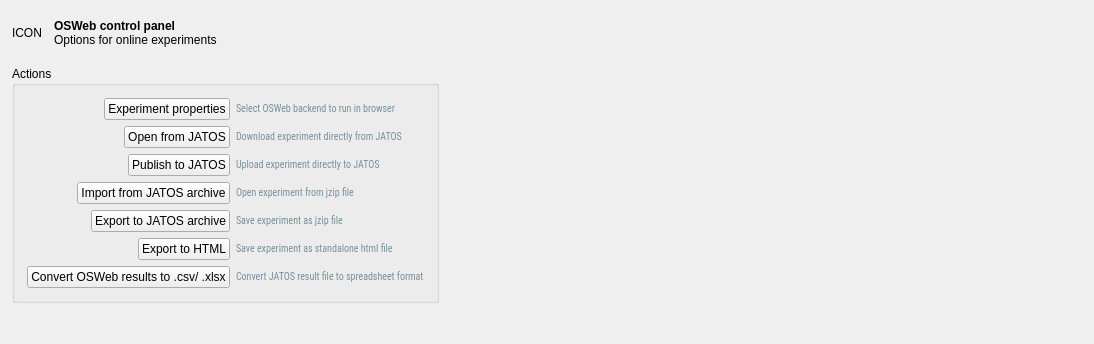
Old version of the form opensesame_extensions/osweb/oswebext/osweb_control_panel.ui in the repository open-cogsci/opensesame-extension-osweb.
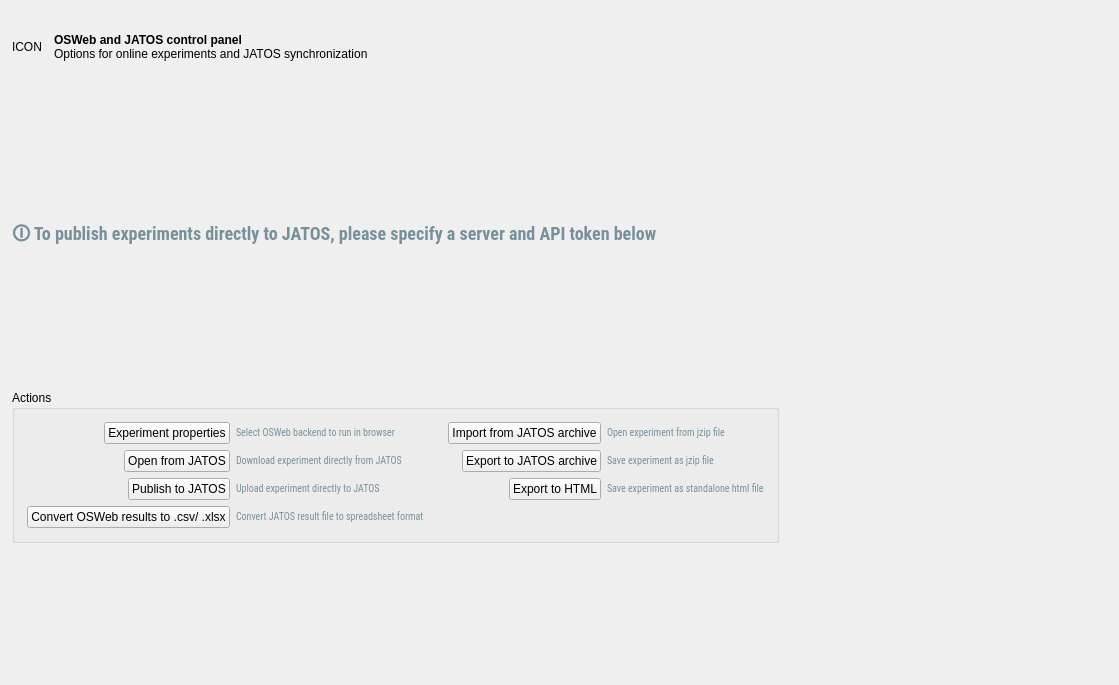
New version of the form.

```diff
--- a/opensesame_extensions/osweb/oswebext/osweb_control_panel.ui
+++ b/opensesame_extensions/osweb/oswebext/osweb_control_panel.ui
@@ -6,8 +6,8 @@
    <rect>
     <x>0</x>
     <y>0</y>
-    <width>1094</width>
-    <height>344</height>
+    <width>1119</width>
+    <height>685</height>
    </rect>
   </property>
   <property name="windowTitle">
@@ -75,8 +75,8 @@
          </sizepolicy>
         </property>
         <property name="text">
-         <string>&lt;b&gt;OSWeb control panel&lt;/b&gt;&lt;br /&gt;
-Options for online experiments</string>
+         <string>&lt;b&gt;OSWeb and JATOS control panel&lt;/b&gt;&lt;br /&gt;
+Options for online experiments and JATOS synchronization</string>
         </property>
         <property name="wordWrap">
          <bool>true</bool>
@@ -86,6 +86,21 @@
      </layout>
     </widget>
    </item>
+   <item>
+    <widget class="QLabel" name="label_jatos_unconfigured">
+     <property name="font">
+      <font>
+       <family>Roboto Condensed</family>
+      </font>
+     </property>
+     <property name="text">
+      <string>&lt;h2 style=&quot;color:#78909c&quot;&gt;🛈 To publish experiments directly to JATOS, please specify a server and API token below&lt;/h2&gt;</string>
+     </property>
+     <property name="wordWrap">
+      <bool>true</bool>
+     </property>
+    </widget>
+   </item>
    <item>
     <widget class="QWidget" name="widget_2" native="true">
      <layout class="QFormLayout" name="formLayout">
@@ -106,6 +121,24 @@
         <property name="title">
          <string>Actions</string>
         </property>
+        <layout class="QHBoxLayout" name="horizontalLayout_2">
+         <property name="spacing">
+          <number>0</number>
+         </property>
+         <property name="leftMargin">
+          <number>0</number>
+         </property>
+         <property name="topMargin">
+          <number>0</number>
+         </property>
+         <property name="rightMargin">
+          <number>0</number>
+         </property>
+         <property name="bottomMargin">
+          <number>0</number>
+         </property>
+         <item>
+          <widget class="QWidget" name="widget_3" native="true">
         <layout class="QFormLayout" name="formLayout_2">
          <property name="labelAlignment">
           <set>Qt::AlignRight|Qt::AlignTrailing|Qt::AlignVCenter</set>
@@ -207,25 +240,59 @@
           </widget>
          </item>
          <item row="3" column="0">
+             <widget class="QPushButton" name="button_convert_results">
+              <property name="sizePolicy">
+               <sizepolicy hsizetype="Fixed" vsizetype="Fixed">
+                <horstretch>0</horstretch>
+                <verstretch>0</verstretch>
+               </sizepolicy>
+              </property>
+              <property name="text">
+               <string>Convert OSWeb results to .csv/ .xlsx</string>
+              </property>
+             </widget>
+            </item>
+            <item row="3" column="1">
+             <widget class="QLabel" name="label_6">
+              <property name="font">
+               <font>
+                <family>Roboto Condensed</family>
+               </font>
+              </property>
+              <property name="text">
+               <string>&lt;small  style=&quot;color:#78909c&quot;&gt;Convert JATOS result file to spreadsheet format&lt;/small&gt;</string>
+              </property>
+             </widget>
+            </item>
+           </layout>
+          </widget>
+         </item>
+         <item>
+          <widget class="QWidget" name="widget_4" native="true">
+           <layout class="QFormLayout" name="formLayout_3">
+            <property name="labelAlignment">
+             <set>Qt::AlignRight|Qt::AlignTrailing|Qt::AlignVCenter</set>
+            </property>
+            <property name="leftMargin">
+             <number>12</number>
+            </property>
+            <property name="topMargin">
+             <number>12</number>
+            </property>
+            <property name="rightMargin">
+             <number>12</number>
+            </property>
+            <property name="bottomMargin">
+             <number>12</number>
+            </property>
+            <item row="0" column="0">
           <widget class="QPushButton" name="button_import_jzip">
            <property name="text">
             <string>Import from JATOS archive</string>
            </property>
           </widget>
          </item>
-         <item row="3" column="1">
-          <widget class="QLabel" name="label_7">
-           <property name="font">
-            <font>
-             <family>Roboto Condensed</family>
-            </font>
-           </property>
-           <property name="text">
-            <string>&lt;small  style=&quot;color:#78909c&quot;&gt;Open experiment from jzip file&lt;/small&gt;</string>
-           </property>
-          </widget>
-         </item>
-         <item row="4" column="0">
+            <item row="1" column="0">
           <widget class="QPushButton" name="button_export_jzip">
            <property name="sizePolicy">
             <sizepolicy hsizetype="Fixed" vsizetype="Fixed">
@@ -238,19 +305,7 @@
            </property>
           </widget>
          </item>
-         <item row="4" column="1">
-          <widget class="QLabel" name="label_3">
-           <property name="font">
-            <font>
-             <family>Roboto Condensed</family>
-            </font>
-           </property>
-           <property name="text">
-            <string>&lt;small  style=&quot;color:#78909c&quot;&gt;Save experiment as jzip file&lt;/small&gt;</string>
-           </property>
-          </widget>
-         </item>
-         <item row="5" column="0">
+            <item row="2" column="0">
           <widget class="QPushButton" name="button_export_html">
            <property name="sizePolicy">
             <sizepolicy hsizetype="Fixed" vsizetype="Fixed">
@@ -263,7 +318,31 @@
            </property>
           </widget>
          </item>
-         <item row="5" column="1">
+            <item row="0" column="1">
+             <widget class="QLabel" name="label_7">
+              <property name="font">
+               <font>
+                <family>Roboto Condensed</family>
+               </font>
+              </property>
+              <property name="text">
+               <string>&lt;small  style=&quot;color:#78909c&quot;&gt;Open experiment from jzip file&lt;/small&gt;</string>
+              </property>
+             </widget>
+            </item>
+            <item row="1" column="1">
+             <widget class="QLabel" name="label_3">
+              <property name="font">
+               <font>
+                <family>Roboto Condensed</family>
+               </font>
+              </property>
+              <property name="text">
+               <string>&lt;small  style=&quot;color:#78909c&quot;&gt;Save experiment as jzip file&lt;/small&gt;</string>
+              </property>
+             </widget>
+            </item>
+            <item row="2" column="1">
           <widget class="QLabel" name="label_2">
            <property name="font">
             <font>
@@ -275,29 +354,7 @@
            </property>
           </widget>
          </item>
-         <item row="6" column="0">
-          <widget class="QPushButton" name="button_convert_results">
-           <property name="sizePolicy">
-            <sizepolicy hsizetype="Fixed" vsizetype="Fixed">
-             <horstretch>0</horstretch>
-             <verstretch>0</verstretch>
-            </sizepolicy>
-           </property>
-           <property name="text">
-            <string>Convert OSWeb results to .csv/ .xlsx</string>
-           </property>
-          </widget>
-         </item>
-         <item row="6" column="1">
-          <widget class="QLabel" name="label_6">
-           <property name="font">
-            <font>
-             <family>Roboto Condensed</family>
-            </font>
-           </property>
-           <property name="text">
-            <string>&lt;small  style=&quot;color:#78909c&quot;&gt;Convert JATOS result file to spreadsheet format&lt;/small&gt;</string>
-           </property>
+           </layout>
           </widget>
          </item>
         </layout>
```
Left out of the diff: 4 changed lines with no effect on the pictures. Lines whose indentation alone changed are shown as unchanged.
